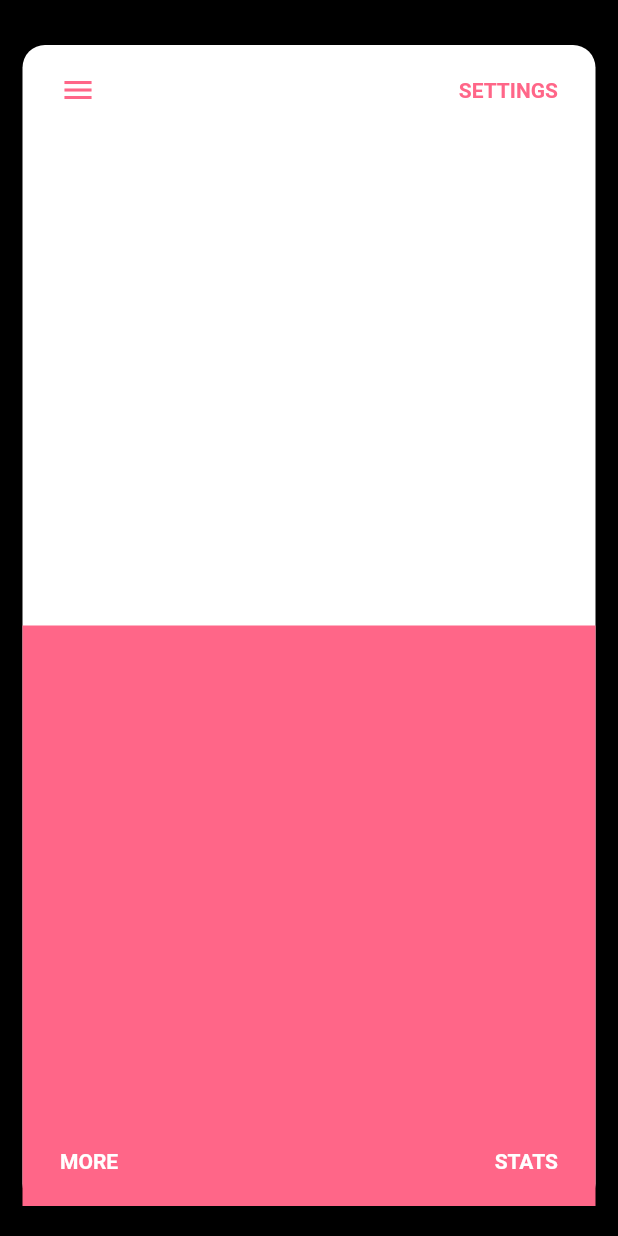
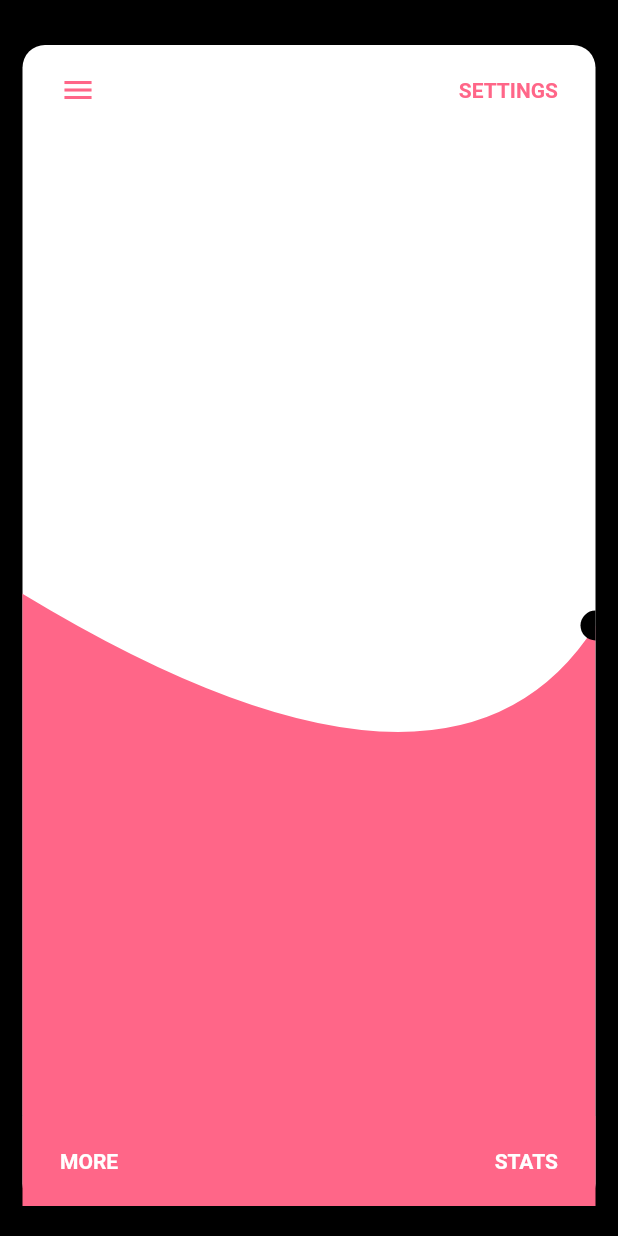
Before and after one commit to amarildolacerda/flutter_ui_challenge_springy_slider, a Flutter app: the screen it shows after launch, on a phone screen of 412 x 824 dp. Run offline on Flutter 3.47's test engine with Material 2 defaults, Android fonts, the phone set to English and light mode, and no system bars.

Commit message:
Created a curve from right to left and connected drag position to curve handle.

```diff
--- a/lib/main.dart
+++ b/lib/main.dart
@@ -1,3 +1,5 @@
+import 'dart:math';
+
 import 'package:flutter/material.dart';
 
 void main() => runApp(new MyApp());
@@ -125,12 +127,23 @@ class SpringySlider extends StatefulWidget {
 }
 
 class _SpringySliderState extends State<SpringySlider> {
+
+  Offset touchPoint;
+
+  _onDrag(DragUpdateDetails details) {
+    setState(() {
+      touchPoint = details.globalPosition;
+    });
+  }
+
   @override
   Widget build(BuildContext context) {
     return new GestureDetector(
+      onPanUpdate: _onDrag,
       child: new CustomPaint(
         painter: new SpringySliderPainter(
           color: ACCENT_COLOR,
+          touchPoint: touchPoint,
         ),
         child: new Container(),
       )
@@ -141,18 +154,46 @@ class _SpringySliderState extends State<SpringySlider> {
 class SpringySliderPainter extends CustomPainter {
 
   final Color color;
+  final Offset touchPoint;
   final Paint sliderPaint;
+  final Paint debugPaint;
 
   SpringySliderPainter({
     this.color = Colors.black,
-  }) : sliderPaint = new Paint() {
+    this.touchPoint,
+  }) : sliderPaint = new Paint(), debugPaint = new Paint() {
     sliderPaint.color = this.color;
     sliderPaint.style = PaintingStyle.fill;
+
+    debugPaint.color = Colors.black;
+    debugPaint.style = PaintingStyle.fill;
   }
 
   @override
   void paint(Canvas canvas, Size size) {
-    canvas.drawRect(new Rect.fromLTWH(0.0, size.height / 2, size.width, size.height / 2), sliderPaint);
+    canvas.clipRect(new Rect.fromLTWH(0.0, 0.0, size.width, size.height));
+
+    final Point rightPoint = new Point(size.width, size.height / 2);
+    Point rightHandle;
+    if (this.touchPoint == null) {
+      rightHandle = new Point(
+          2 * size.width / 3, size.height / 2 + 200.0);
+    } else {
+      rightHandle = new Point(touchPoint.dx, touchPoint.dy);
+    }
+
+    final Point leftPoint = new Point(-200.0, size.height / 4);
+
+    final path = new Path();
+    path.moveTo(rightPoint.x, rightPoint.y);
+    path.quadraticBezierTo(rightHandle.x, rightHandle.y, leftPoint.x, leftPoint.y);
+    path.lineTo(0.0, size.height);
+    path.lineTo(size.width, size.height);
+    path.close();
+
+    canvas.drawPath(path, sliderPaint);
+
+    canvas.drawCircle(new Offset(size.width, size.height / 2), 10.0, debugPaint);
   }
 
   @override
```
